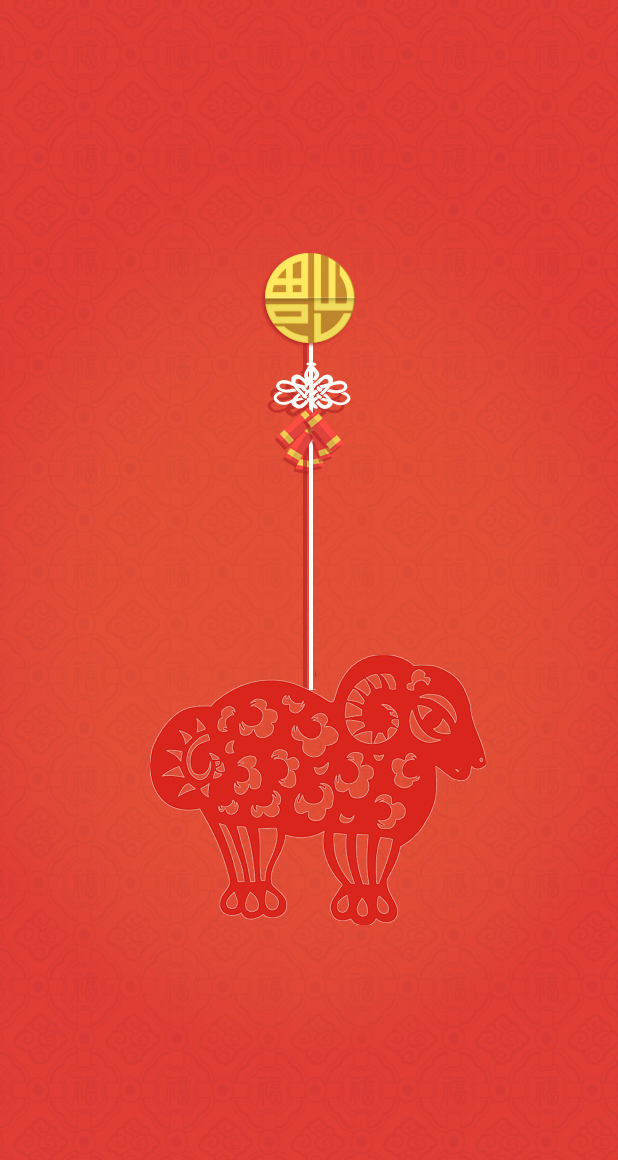
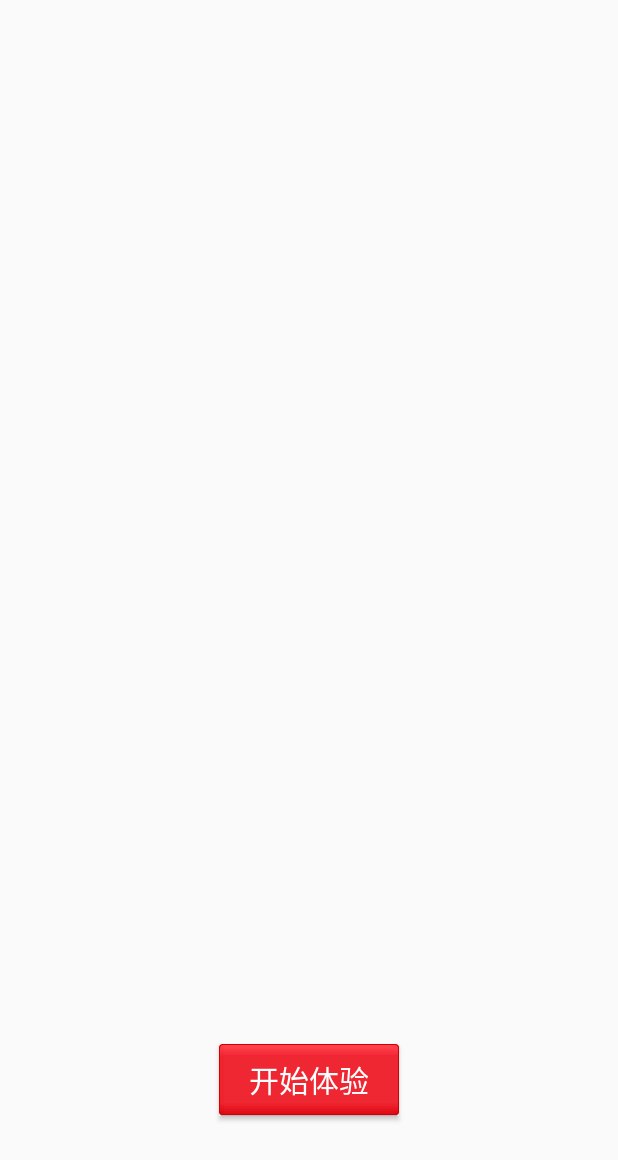
Before and after one commit to solocao/android-news, an Android app: the screen it shows after launch (SplashActivity before the commit, GuideActivity after it), on a phone screen of 412 x 824 dp. Shown: the top 1160 px of the screen. Run offline under Robolectric (Android 15) with nearby library versions, the phone set to English and light mode, and no system bars.

Commit message:
做到线性布局

```diff
--- a/app/src/main/AndroidManifest.xml
+++ b/app/src/main/AndroidManifest.xml
@@ -16,6 +16,7 @@
                 <category android:name="android.intent.category.LAUNCHER" />
             </intent-filter>
         </activity>
+        <activity android:name=".activity.GuideActivity"></activity>
     </application>
 
 </manifest>
--- a/app/src/main/java/com/ncxx/beijingnews/SplashActivity.java
+++ b/app/src/main/java/com/ncxx/beijingnews/SplashActivity.java
@@ -1,5 +1,6 @@
 package com.ncxx.beijingnews;
 
+import android.content.Intent;
 import android.support.v7.app.AppCompatActivity;
 import android.os.Bundle;
 import android.app.Activity;
@@ -11,8 +12,15 @@ import android.view.animation.ScaleAnimation;
 import android.widget.RelativeLayout;
 import android.widget.Toast;
 
+import com.ncxx.beijingnews.activity.GuideActivity;
+import com.ncxx.beijingnews.utils.CacheUtils;
+
 public class SplashActivity extends Activity {
 
+    /**
+     * 静态常量
+     */
+    public static final String START_MAIN = "start_main";
     private RelativeLayout rl_splash_root;
 
     @Override
@@ -59,6 +67,21 @@ public class SplashActivity extends Activity {
 
         @Override
         public void onAnimationEnd(Animation animation) {
+            // 判断是否进入过主页面
+
+            boolean isStartMain = CacheUtils.getBoolean(SplashActivity.this,START_MAIN);
+            if(isStartMain){
+                // 如果进入过主页面，则直接进入
+
+
+            } else {
+                // 如果没有进入过主页面，进入引导页面
+                Intent intent = new Intent(SplashActivity.this,GuideActivity.class);
+                startActivity(intent);
+            }
+            // 关闭当前的Splash页面
+            finish();
+
             Toast.makeText(SplashActivity.this,"动画完成啦",Toast.LENGTH_LONG).show();
 
         }
--- /dev/null
+++ b/app/src/main/java/com/ncxx/beijingnews/activity/GuideActivity.java
@@ -0,0 +1,16 @@
+package com.ncxx.beijingnews.activity;
+
+import android.app.Activity;
+import android.support.v7.app.AppCompatActivity;
+import android.os.Bundle;
+
+import com.ncxx.beijingnews.R;
+
+public class GuideActivity extends Activity {
+
+    @Override
+    protected void onCreate(Bundle savedInstanceState) {
+        super.onCreate(savedInstanceState);
+        setContentView(R.layout.activity_guide);
+    }
+}
--- /dev/null
+++ b/app/src/main/java/com/ncxx/beijingnews/utils/CacheUtils.java
@@ -0,0 +1,21 @@
+package com.ncxx.beijingnews.utils;
+
+import android.content.Context;
+import android.content.SharedPreferences;
+
+import com.ncxx.beijingnews.SplashActivity;
+
+// 缓存的一些参数和数据
+public class CacheUtils {
+
+    /**
+     * 得到缓存值
+     * @param context 上下文
+     * @param key
+     * @return
+     */
+    public static boolean getBoolean(Context context, String key) {
+        SharedPreferences sp =context.getSharedPreferences("atguigu",Context.MODE_PRIVATE);
+        return  sp.getBoolean(key,false);
+    }
+}
--- /dev/null
+++ b/app/src/main/res/drawable/btn_start_main_selector.xml
@@ -0,0 +1,6 @@
+<?xml version="1.0" encoding="utf-8"?>
+<selector xmlns:android="http://schemas.android.com/apk/res/android">
+
+    <item android:state_pressed="false" android:drawable="@drawable/button_red_normal"/>
+    <item android:state_pressed="true" android:drawable="@drawable/button_red_pressed"/>
+</selector>
--- /dev/null
+++ b/app/src/main/res/drawable/btn_start_main_textcolor_selector.xml
@@ -0,0 +1,5 @@
+<?xml version="1.0" encoding="utf-8"?>
+<selector xmlns:android="http://schemas.android.com/apk/res/android">
+    <item android:state_pressed="false" android:color="#ffffff"/>
+    <item android:state_pressed="true" android:color="#000000"/>
+</selector>
--- /dev/null
+++ b/app/src/main/res/layout/activity_guide.xml
@@ -0,0 +1,40 @@
+<?xml version="1.0" encoding="utf-8"?>
+<RelativeLayout xmlns:android="http://schemas.android.com/apk/res/android"
+    xmlns:app="http://schemas.android.com/apk/res-auto"
+    xmlns:tools="http://schemas.android.com/tools"
+    android:layout_width="match_parent"
+    android:layout_height="match_parent"
+    tools:context=".activity.GuideActivity">
+
+    <android.support.v4.view.ViewPager
+        android:id="@+id/viewpager"
+        android:layout_width="match_parent"
+        android:layout_height="match_parent"></android.support.v4.view.ViewPager>
+
+    <Button
+        android:id="@+id/btn_start_main"
+        android:background="@drawable/btn_start_main_selector"
+        android:paddingLeft="20dp"
+        android:paddingRight="20dp"
+        android:textColor="@drawable/btn_start_main_textcolor_selector"
+        android:layout_centerHorizontal="true"
+        android:layout_alignParentBottom="true"
+        android:layout_marginBottom="80dp"
+        android:text="开始体验"
+        android:textSize="20sp"
+        android:layout_width="wrap_content"
+        android:layout_height="wrap_content" />
+
+
+    <LinearLayout
+        android:layout_centerHorizontal="true"
+        android:layout_alignParentBottom="true"
+        android:layout_marginBottom="40dp"
+        android:id="@+id/ll_point_group"
+        android:orientation="horizontal"
+        android:layout_width="wrap_content"
+        android:layout_height="wrap_content">
+
+    </LinearLayout>
+
+</RelativeLayout>
```
Also changed, not shown: app/src/main/res/drawable-hdpi/button_red_normal.9.png (added), app/src/main/res/drawable-hdpi/button_red_pressed.9.png (added).
